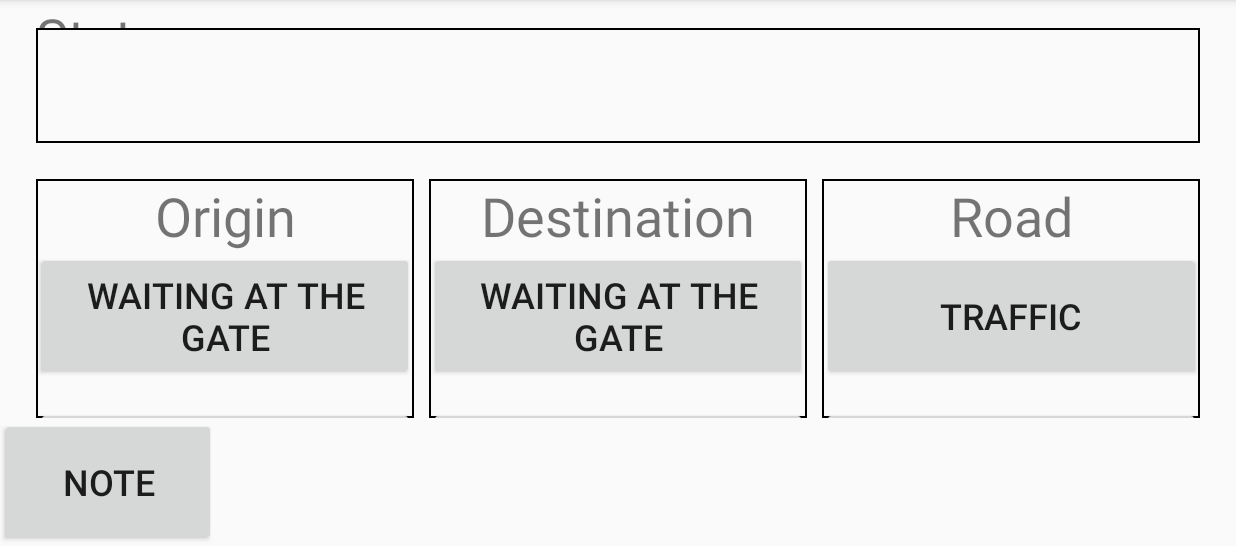
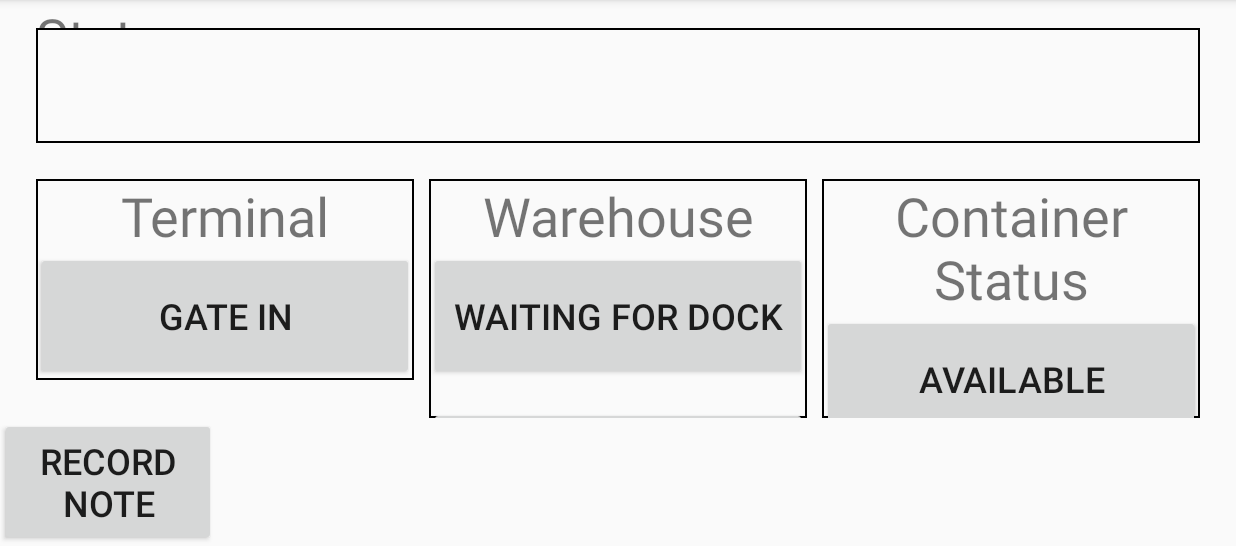
Before and after one commit to byungklee/EOBR, an Android app: the fragment StatusFragment placed in its activity, on a phone screen of 824 x 412 dp (held sideways), the part 72-618 px from its top. Run offline under Robolectric (Android 15) with nearby library versions, the phone set to English and light mode, and no system bars.

Commit message:
updated status and refactored

```diff
--- a/app/src/main/java/com/eobr/LoginFragment.java
+++ b/app/src/main/java/com/eobr/LoginFragment.java
@@ -166,7 +166,6 @@ public class LoginFragment extends Fragment {
 
         sqlDb.execSQL("insert into trips (trip_id, time, trip_type,longitude, latitude, type, truck_id)" +
                 " values (888, \'" + ml.getJsonTime() + "\', \"start\", 1, 1, \"pick_up_empty\", \"64:89:9a:8f:22:91\")");
-
         cur = readDb.rawQuery("select * from trips",null);
         cur.moveToFirst();
         System.out.println(cur.getCount());
--- a/app/src/main/java/com/eobr/NewTripFragment.java
+++ b/app/src/main/java/com/eobr/NewTripFragment.java
@@ -95,6 +95,8 @@ public class NewTripFragment extends Fragment implements GPSListener {
                 mGpsReceiver,
                 mStatusIntentFilter);
 
+        ((Button)v.findViewById(R.id.reset_button)).setVisibility(Button.INVISIBLE);
+
         mStartButton = (Button) v.findViewById(R.id.start_button);
         		mStartButton.setOnClickListener(new View.OnClickListener() {
 
--- a/app/src/main/java/com/eobr/StatusFragment.java
+++ b/app/src/main/java/com/eobr/StatusFragment.java
@@ -25,20 +25,19 @@ import com.eobr.model.MyLocation;
  */
 public class StatusFragment extends Fragment implements GPSListener {
 
+    //For Debuggif Purpose
     private final String TAG = "StatusFragment";
 
+    //Buttons
     private Button mNoteButton;
-    private Button mOriginWaitingAtTheGate;
-    private Button mOriginTerminalGateClosed;
-    private Button mOriginFillingOutPaperWork;
-
-    private Button mDestinWaitingAtTheGate;
-    private Button mDestinTerminalGateClosed;
-    private Button mDestinFillingOutPaperWork;
-
-    private Button mRoadTraffic;
-    private Button mRoadRefueling;
-    private Button mRoadEquipmentProblem;
+    private Button mGateIn;
+    private Button mWaitingForDock;
+    private Button mDockIn;
+    private Button mDockOut;
+    private Button mAvailable;
+    private Button mNotAvailable;
+    private Button mPickUp;
+    private Button mDeliver;
 
     private TextView mDetailStatusTextView;
     private GPSReceiver gpsReceiver;
@@ -56,7 +55,6 @@ public class StatusFragment extends Fragment implements GPSListener {
     public static StatusFragment newInstance(String param1, String param2) {
         StatusFragment fragment = new StatusFragment();
         Bundle args = new Bundle();
-
         fragment.setArguments(args);
         return fragment;
     }
@@ -69,134 +67,17 @@ public class StatusFragment extends Fragment implements GPSListener {
     public void onCreate(Bundle savedInstanceState) {
         super.onCreate(savedInstanceState);
         locationList = LocationList.getInstance();
+        gpsReceiver = new GPSReceiver(this);
     }
 
     @Override
     public void onResume() {
         Log.e("DEBUG", "onResume of LoginFragment");
         super.onResume();
-        IntentFilter mStatusIntentFilter = new IntentFilter(
-                Constants.BROAD_CAST_LOCATION);
-        IntentFilter mLocationOnceFilter = new IntentFilter(Constants.BROAD_CAST_LOCATION_ONCE);
 
-        LocalBroadcastManager.getInstance(getActivity().getApplicationContext()).registerReceiver(
-                gpsReceiver,
-                mStatusIntentFilter);
-        LocalBroadcastManager.getInstance(getActivity().getApplicationContext()).registerReceiver(
-                gpsReceiver,
-                mLocationOnceFilter);
-    }
-
-    @Override
-    public View onCreateView(LayoutInflater inflater, ViewGroup container,
-                             Bundle savedInstanceState) {
-        View v = inflater.inflate(R.layout.fragment_status, container, false);
-
-        mNoteButton = (Button) v.findViewById(R.id.note);
-        mNoteButton.setOnClickListener(new View.OnClickListener() {
-            @Override
-            public void onClick(View v) {
-                FragmentTransaction ft = getFragmentManager().beginTransaction();
-                ft.replace(R.id.container, new NoteFragment());
-                ft.addToBackStack("status");
-                ft.commit();
-            }
-        });
-        mDetailStatusTextView = (TextView) v.findViewById(R.id.scroll_view);
-        mDetailStatusTextView.setOnClickListener(new View.OnClickListener() {
-            @Override
-            public void onClick(View v) {
-                FragmentTransaction ft = getFragmentManager().beginTransaction();
-                ft.replace(R.id.container, new DetailStatusFragment());
-                ft.addToBackStack("status");
-
-                ft.commit();
-            }
-        });
-        mOriginWaitingAtTheGate = (Button) v.findViewById(R.id.origin_waiting_at_the_gate);
-        mOriginWaitingAtTheGate.setOnClickListener(new View.OnClickListener() {
-            @Override
-            public void onClick(View v) {
-                Intent i = new Intent(getActivity().getApplicationContext(), GPSIntentService.class);
-                i.putExtra("type", "origin_waiting_at_the_gate");
-                getActivity().startService(i);
-            }
-        });
-        mOriginTerminalGateClosed = (Button) v.findViewById(R.id.origin_terminal_gate_closed);
-        mOriginTerminalGateClosed.setOnClickListener(new View.OnClickListener() {
-            @Override
-            public void onClick(View v) {
-                Intent i = new Intent(getActivity().getApplicationContext(), GPSIntentService.class);
-                i.putExtra("type", "origin_terminal_gate_closed");
-                getActivity().startService(i);
-            }
-        });
-        mOriginFillingOutPaperWork = (Button) v.findViewById(R.id.origin_filling_out_paperwork);
-        mOriginFillingOutPaperWork.setOnClickListener(new View.OnClickListener(){
-            @Override
-            public void onClick(View v) {
-                Intent i = new Intent(getActivity().getApplicationContext(), GPSIntentService.class);
-                i.putExtra("type", "origin_filling_out_paperwork");
-                getActivity().startService(i);
-            }
-        });
-        mDestinWaitingAtTheGate = (Button) v.findViewById(R.id.destin_waiting_at_the_gate);
-        mDestinWaitingAtTheGate.setOnClickListener(new View.OnClickListener() {
-            @Override
-            public void onClick(View v) {
-                Intent i = new Intent(getActivity().getApplicationContext(), GPSIntentService.class);
-                i.putExtra("type", "destin_waiting_at_the_gate");
-                getActivity().startService(i);
-            }
-        });
-        mDestinTerminalGateClosed = (Button) v.findViewById(R.id.destin_terminal_gate_closed);
-        mDestinTerminalGateClosed.setOnClickListener(new View.OnClickListener() {
-            @Override
-            public void onClick(View v) {
-                Intent i = new Intent(getActivity().getApplicationContext(), GPSIntentService.class);
-                i.putExtra("type", "destin_terminal_gate_closed");
-                getActivity().startService(i);
-            }
-        });
-        mDestinFillingOutPaperWork = (Button) v.findViewById(R.id.destin_filling_out_paperwork);
-        mDestinFillingOutPaperWork.setOnClickListener(new View.OnClickListener() {
-            @Override
-            public void onClick(View v) {
-                Intent i = new Intent(getActivity().getApplicationContext(), GPSIntentService.class);
-                i.putExtra("type", "destin_filling_out_paperwork");
-                getActivity().startService(i);
-            }
-        });
-        mRoadTraffic = (Button) v.findViewById(R.id.road_traffic);
-        mRoadTraffic.setOnClickListener(new View.OnClickListener() {
-            @Override
-            public void onClick(View v) {
-                Intent i = new Intent(getActivity().getApplicationContext(), GPSIntentService.class);
-                i.putExtra("type", "road_traffic");
-                getActivity().startService(i);
-            }
-        });
-        mRoadRefueling = (Button) v.findViewById(R.id.road_refueling);
-        mRoadRefueling.setOnClickListener(new View.OnClickListener() {
-            @Override
-            public void onClick(View v) {
-                Intent i = new Intent(getActivity().getApplicationContext(), GPSIntentService.class);
-                i.putExtra("type", "road_refueling");
-                getActivity().startService(i);
-            }
-        });
-        mRoadEquipmentProblem = (Button) v.findViewById(R.id.road_equipment_problem);
-        mRoadEquipmentProblem.setOnClickListener(new View.OnClickListener() {
-            @Override
-            public void onClick(View v) {
-                Intent i = new Intent(getActivity().getApplicationContext(), GPSIntentService.class);
-                i.putExtra("type", "road_equipment_problem");
-                getActivity().startService(i);
-            }
-        });
-
-
-
+        /**
+         * Attach GPS Receivers so that Status Fragment can listen and update.
+         */
         gpsReceiver = new GPSReceiver(this);
         IntentFilter mStatusIntentFilter = new IntentFilter(
                 Constants.BROAD_CAST_LOCATION);
@@ -208,13 +89,111 @@ public class StatusFragment extends Fragment implements GPSListener {
         LocalBroadcastManager.getInstance(getActivity().getApplicationContext()).registerReceiver(
                 gpsReceiver,
                 mLocationOnceFilter);
+        if(!locationList.isEmpty())
+            mDetailStatusTextView.setText(getListString());
+    }
+
+    @Override
+    public View onCreateView(LayoutInflater inflater, ViewGroup container,
+                             Bundle savedInstanceState) {
+        View v = inflater.inflate(R.layout.fragment_status, container, false);
+
+        /**
+         * Note Button
+         */
+        mNoteButton = (Button) v.findViewById(R.id.note);
+        setOnClickListenerForOpeningFragment(mNoteButton,  NoteFragment.newInstance());
+
+        /**
+         * For Detail Status View
+         */
+        mDetailStatusTextView = (TextView) v.findViewById(R.id.scroll_view);
+        setOnClickListenerForOpeningFragment(mDetailStatusTextView, DetailStatusFragment.newInstance());
+
+        /**
+         * Terminal Buttons
+         */
+        mGateIn = (Button) v.findViewById(R.id.gate_in);
+        setOnClickListenerForGPS(mGateIn);
+
+        /**
+         * Warehouse Buttons
+         */
+        mWaitingForDock = (Button) v.findViewById(R.id.waiting_for_dock);
+        setOnClickListenerForGPS(mWaitingForDock);
+        mDockIn = (Button) v.findViewById(R.id.dock_in);
+        setOnClickListenerForGPS(mDockIn);
+        mDockOut = (Button) v.findViewById(R.id.dock_out);
+        setOnClickListenerForGPS(mDockOut);
+
+        /**
+         * Container Status Buttons
+         */
+        mAvailable = (Button) v.findViewById(R.id.available);
+        setOnClickListenerForGPS(mAvailable);
+
+        mNotAvailable = (Button) v.findViewById(R.id.not_available);
+        setOnClickListenerForGPS(mNotAvailable);
+
+        mPickUp = (Button) v.findViewById(R.id.pickup);
+        setOnClickListenerForGPS(mPickUp);
+
+        mDeliver = (Button) v.findViewById(R.id.deliver);
+        setOnClickListenerForGPS(mDeliver);
+
+//        IntentFilter mStatusIntentFilter = new IntentFilter(
+//                Constants.BROAD_CAST_LOCATION);
+//        IntentFilter mLocationOnceFilter = new IntentFilter(Constants.BROAD_CAST_LOCATION_ONCE);
+//
+//        LocalBroadcastManager.getInstance(getActivity().getApplicationContext()).registerReceiver(
+//                gpsReceiver,
+//                mStatusIntentFilter);
+//        LocalBroadcastManager.getInstance(getActivity().getApplicationContext()).registerReceiver(
+//                gpsReceiver,
+//                mLocationOnceFilter);
 
 
-        if(!locationList.isEmpty())
-            mDetailStatusTextView.setText(getListString());
+//        if(!locationList.isEmpty())
+//            mDetailStatusTextView.setText(getListString());
 
         return v;
     }
+
+    private void openNewFragment(Fragment f) {
+        FragmentTransaction ft = getFragmentManager().beginTransaction();
+        ft.replace(R.id.container, f);
+        ft.addToBackStack("status");
+        ft.commit();
+    }
+
+    private void setOnClickListenerForOpeningFragment(View b, final Fragment f) {
+        b.setOnClickListener(new View.OnClickListener() {
+            @Override
+            public void onClick(View v) {
+                openNewFragment(f);
+            }
+        });
+    }
+
+    private void setOnClickListenerForGPS(final View b) {
+        b.setOnClickListener(new View.OnClickListener(){
+            @Override
+            public void onClick(View v) {
+                getDataFromGps(b);
+            }
+        });
+    }
+
+    private void getDataFromGps(View b) {
+        Intent i = new Intent(getActivity().getApplicationContext(), GPSIntentService.class);
+        i.putExtra("type", extractTextFromButton((Button) b));
+        getActivity().startService(i);
+    }
+
+    private String extractTextFromButton(Button b) {
+        return b.getText().toString().toLowerCase().replaceAll(" ","_");
+    }
+
     public String getListString() {
         StringBuilder sb = new StringBuilder();
         int size = locationList.size();
@@ -244,6 +223,9 @@ public class StatusFragment extends Fragment implements GPSListener {
     @Override
     public void onStop() {
         super.onStop();
+        /**
+         * Detach gps receiver if this fragment is onStop.
+         */
         LocalBroadcastManager.getInstance(getActivity().getApplicationContext()).unregisterReceiver(gpsReceiver);
     }
 }
--- a/app/src/main/java/com/eobr/model/MyLocation.java
+++ b/app/src/main/java/com/eobr/model/MyLocation.java
@@ -33,7 +33,7 @@ public class MyLocation {
         this.setLatitude(latitude);
         this.setLongitude(longitude);
         time = new Time();
-        time.setToNow();
+        this.setTime();
         note = "";
         jsonTime = new JSONObject();
         try {
@@ -45,9 +45,6 @@ public class MyLocation {
         } catch(JSONException e) {
             e.printStackTrace();
         }
-        //JSONObject("{df");
-
-
     }
 
     /**
--- a/app/src/main/res/layout/fragment_status.xml
+++ b/app/src/main/res/layout/fragment_status.xml
@@ -37,7 +37,7 @@
         android:layout_marginRight="24dp"
         android:orientation="horizontal">
         <LinearLayout
-            android:id="@+id/origin_layer"
+            android:id="@+id/terminal_layer"
             android:layout_width="0dp"
             android:layout_weight="0.3"
             android:layout_height="wrap_content"
@@ -49,7 +49,7 @@
                 android:layout_width="match_parent"
                 android:layout_height="wrap_content"
                 android:id="@+id/origin_text_view"
-                android:text="@string/origin"
+                android:text="@string/terminal"
                 android:gravity="center"
                 android:textSize="36sp"
                 />
@@ -57,28 +57,28 @@
                 android:layout_width="match_parent"
                 android:layout_height="85dp"
                 android:textSize="24sp"
-                android:text="@string/od_1"
-                android:id="@+id/origin_waiting_at_the_gate"/>
-            <Button
-                android:layout_width="match_parent"
-                android:layout_height="85dp"
-                android:layout_marginTop="18dp"
-                android:textSize="24sp"
-                android:text="@string/od_2"
-                android:id="@+id/origin_terminal_gate_closed"
-                />
-            <Button
-                android:layout_width="match_parent"
-                android:layout_height="85dp"
-                android:layout_marginTop="18dp"
-                android:textSize="24sp"
-                android:text="@string/od_3"
-                android:id="@+id/origin_filling_out_paperwork"
-                />
+                android:text="@string/gate_in"
+                android:id="@+id/gate_in"/>
+            <!--<Button-->
+                <!--android:layout_width="match_parent"-->
+                <!--android:layout_height="85dp"-->
+                <!--android:layout_marginTop="18dp"-->
+                <!--android:textSize="24sp"-->
+                <!--android:text="@string/"-->
+                <!--android:id="@+id/origin_terminal_gate_closed"-->
+                <!--/>-->
+            <!--<Button-->
+                <!--android:layout_width="match_parent"-->
+                <!--android:layout_height="85dp"-->
+                <!--android:layout_marginTop="18dp"-->
+                <!--android:textSize="24sp"-->
+                <!--android:text="@string/od_3"-->
+                <!--android:id="@+id/origin_filling_out_paperwork"-->
+                <!--/>-->
         </LinearLayout>
 
         <LinearLayout
-            android:id="@+id/destin_layer"
+            android:id="@+id/warehouse_layer"
             android:layout_width="0dp"
             android:layout_weight="0.3"
             android:layout_height="wrap_content"
@@ -89,8 +89,8 @@
             <TextView
                 android:layout_width="match_parent"
                 android:layout_height="wrap_content"
-                android:id="@+id/destin_text_view"
-                android:text="@string/destination"
+                android:id="@+id/warehouse"
+                android:text="@string/warehouse"
                 android:gravity="center"
                 android:textSize="36sp"
                 />
@@ -98,26 +98,26 @@
                 android:layout_width="match_parent"
                 android:layout_height="85dp"
                 android:textSize="24sp"
-                android:text="@string/od_1"
-                android:id="@+id/destin_waiting_at_the_gate"/>
+                android:text="@string/waiting_for_dock"
+                android:id="@+id/waiting_for_dock"/>
             <Button
                 android:layout_width="match_parent"
                 android:layout_height="85dp"
                 android:layout_marginTop="18dp"
                 android:textSize="24sp"
-                android:text="@string/od_2"
-                android:id="@+id/destin_terminal_gate_closed"/>
+                android:text="@string/dock_in"
+                android:id="@+id/dock_in"/>
             <Button
                 android:layout_width="match_parent"
                 android:layout_height="85dp"
                 android:layout_marginTop="18dp"
                 android:textSize="24sp"
-                android:text="@string/od_3"
-                android:id="@+id/destin_filling_out_paperwork"/>
+                android:text="@string/dock_out"
+                android:id="@+id/dock_out"/>
         </LinearLayout>
 
         <LinearLayout
-            android:id="@+id/road_layer"
+            android:id="@+id/container_status_layer"
             android:layout_width="0dp"
             android:layout_weight="0.3"
             android:layout_height="wrap_content"
@@ -127,8 +127,8 @@
             <TextView
                 android:layout_width="match_parent"
                 android:layout_height="wrap_content"
-                android:id="@+id/road_text_view"
-                android:text="@string/road"
+                android:id="@+id/container_status_textview"
+                android:text="@string/container_status"
                 android:gravity="center"
                 android:textSize="36sp"
                 />
@@ -136,22 +136,29 @@
                 android:layout_width="match_parent"
                 android:layout_height="85dp"
                 android:textSize="24sp"
-                android:text="@string/road_1"
-                android:id="@+id/road_traffic"/>
+                android:text="@string/available"
+                android:id="@+id/available"/>
             <Button
                 android:layout_width="match_parent"
                 android:layout_height="85dp"
                 android:layout_marginTop="18dp"
                 android:textSize="24sp"
-                android:text="@string/road_2"
-                android:id="@+id/road_refueling"/>
+                android:text="@string/not_available"
+                android:id="@+id/not_available"/>
             <Button
                 android:layout_width="match_parent"
                 android:layout_height="85dp"
                 android:layout_marginTop="18dp"
                 android:textSize="24sp"
-                android:text="@string/road_3"
-                android:id="@+id/road_equipment_problem"/>
+                android:text="@string/pickup"
+                android:id="@+id/pickup"/>
+            <Button
+                android:layout_width="match_parent"
+                android:layout_height="85dp"
+                android:layout_marginTop="18dp"
+                android:textSize="24sp"
+                android:text="@string/deliver"
+                android:id="@+id/deliver"/>
         </LinearLayout>
     </LinearLayout>
     <Button
--- a/app/src/main/res/values/strings.xml
+++ b/app/src/main/res/values/strings.xml
@@ -16,23 +16,39 @@
     <!-- New Trip -->
     <string name="origin">Origin</string>
     <string name="destination">Destination</string>
-    <string name="trip_type">Trip Type</string>
+
     <string name="start">Start</string>
     <string name="reset">Reset</string>
     <string name="back">Back</string>
+
+    <string name="trip_type">Trip Type</string>
     <string name="pickup_empty">Pickup Empty</string>
     <string name="pickup_full">Pickup Full</string>
     <string name="deliver_empty">Deliver Empty</string>
     <string name="deliver_full">Deliver Full</string>
+
+    <!-- Status -->
     <string name="status">Status</string>
-    <string name="road">Road</string>
-    <string name="note">Note</string>
-    <string name="od_1">Waiting at the gate</string>
-    <string name="od_2">Terminal gate closed</string>
+
+    <string name="note">Record Note</string>
+    <!--<string name="o">Waiting at the gate</string>-->
+    <!--<string name="od_2">Terminal gate closed</string>-->
     <string name="od_3">Filling out paperwork</string>
-    <string name="road_1">Traffic</string>
-    <string name="road_2">Refueling</string>
-    <string name="road_3">Equipment Problem</string>
-    <string name="hello_blank_fragment">Hello blank fragment</string>
+
+    <string name="terminal">Terminal</string>
+    <string name="gate_in">Gate In</string>
+    <string name="hook_unhook">Hook/Unhook</string>
+    <string name="gate_out">Gate Out</string>
+
+    <string name="warehouse">Warehouse</string>
+    <string name="waiting_for_dock">Waiting For Dock</string>
+    <string name="dock_in">Dock In</string>
+    <string name="dock_out">Dock Out</string>
+
+    <string name="container_status">Container Status</string>
+    <string name="not_available">Not Available</string>
+    <string name="available">Available</string>
+    <string name="pickup">Pick Up</string>
+    <string name="deliver">Deliver</string>
 
 </resources>
```
